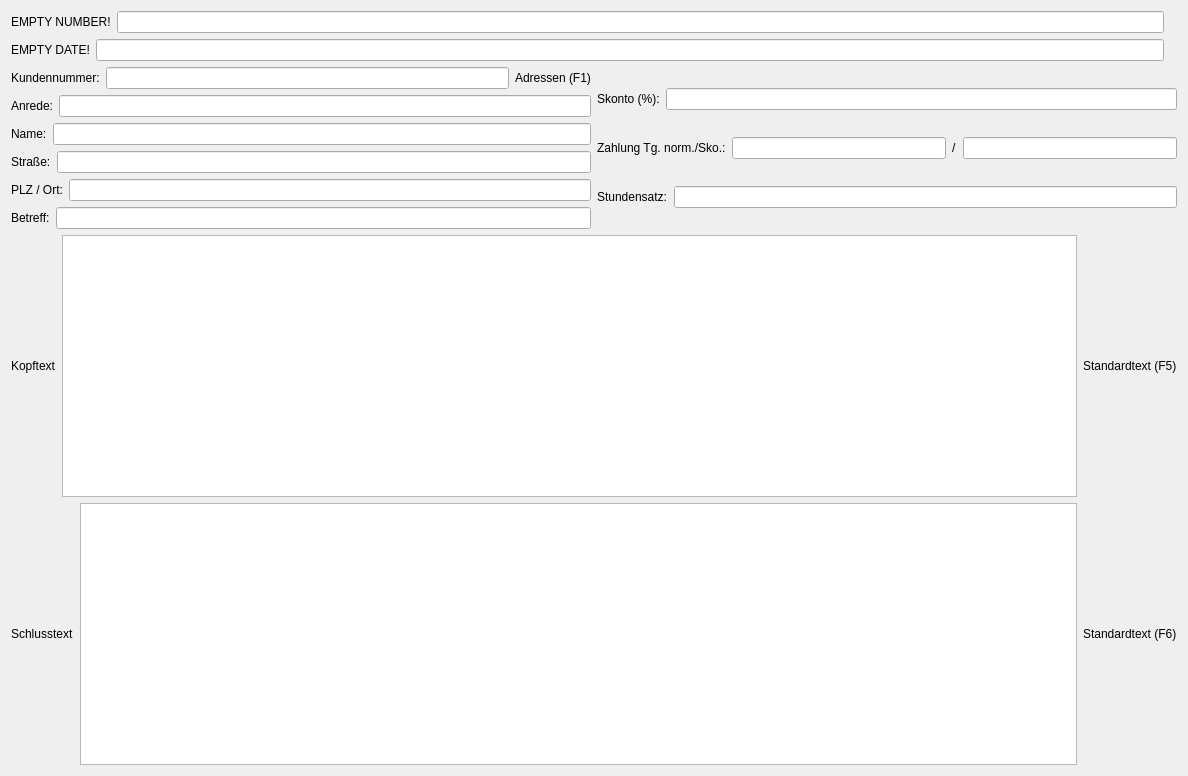
First picture: the form in form/general_main_content.ui, repository romanweissflog/FAKT, before the edit.
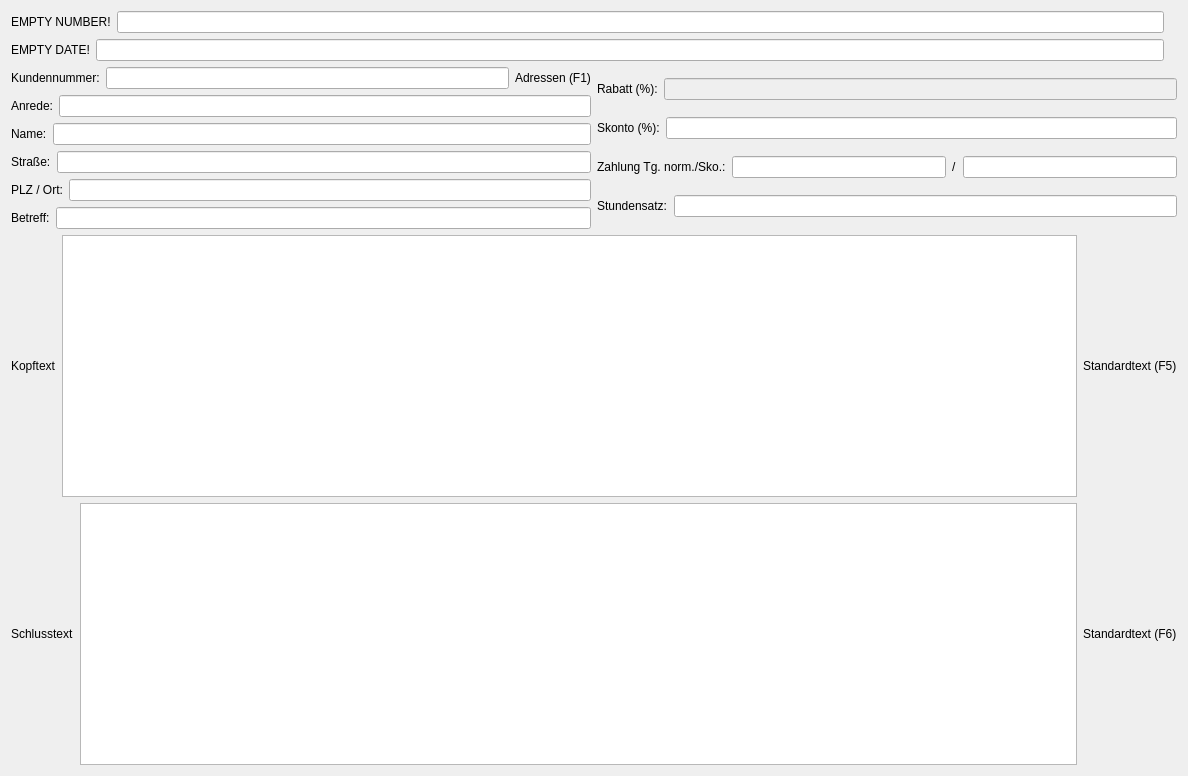
Second picture: the form after the edit. Custom widgets are drawn as their Qt base class.

```diff
--- a/form/general_main_content.ui
+++ b/form/general_main_content.ui
@@ -165,6 +165,24 @@
      </item>
      <item>
       <layout class="QVBoxLayout" name="specialDataLayout">
+       <item>
+        <layout class="QHBoxLayout" name="horizontalLayout_12">
+         <item>
+          <widget class="QLabel" name="label_19">
+           <property name="text">
+            <string>Rabatt (%):</string>
+           </property>
+          </widget>
+         </item>
+         <item>
+          <widget class="QLineEdit" name="editDiscount">
+           <property name="enabled">
+            <bool>false</bool>
+           </property>
+          </widget>
+         </item>
+        </layout>
+       </item>
        <item>
         <layout class="QHBoxLayout" name="horizontalLayout_10">
          <item>
@@ -286,17 +304,17 @@
   </layout>
  </widget>
  <customwidgets>
+  <customwidget>
+   <class>PageTextEdit</class>
+   <extends>QTextEdit</extends>
+   <header>functionality/utils.h</header>
+  </customwidget>
   <customwidget>
    <class>GeneralMainContent</class>
    <extends>QWidget</extends>
    <header>pages/general_main_page.h</header>
    <container>1</container>
   </customwidget>
-  <customwidget>
-   <class>PageTextEdit</class>
-   <extends>QTextEdit</extends>
-   <header>functionality/utils.h</header>
-  </customwidget>
  </customwidgets>
  <tabstops>
   <tabstop>editNumber</tabstop>
```
Left out of the diff: 5 changed lines with no effect on the pictures.
